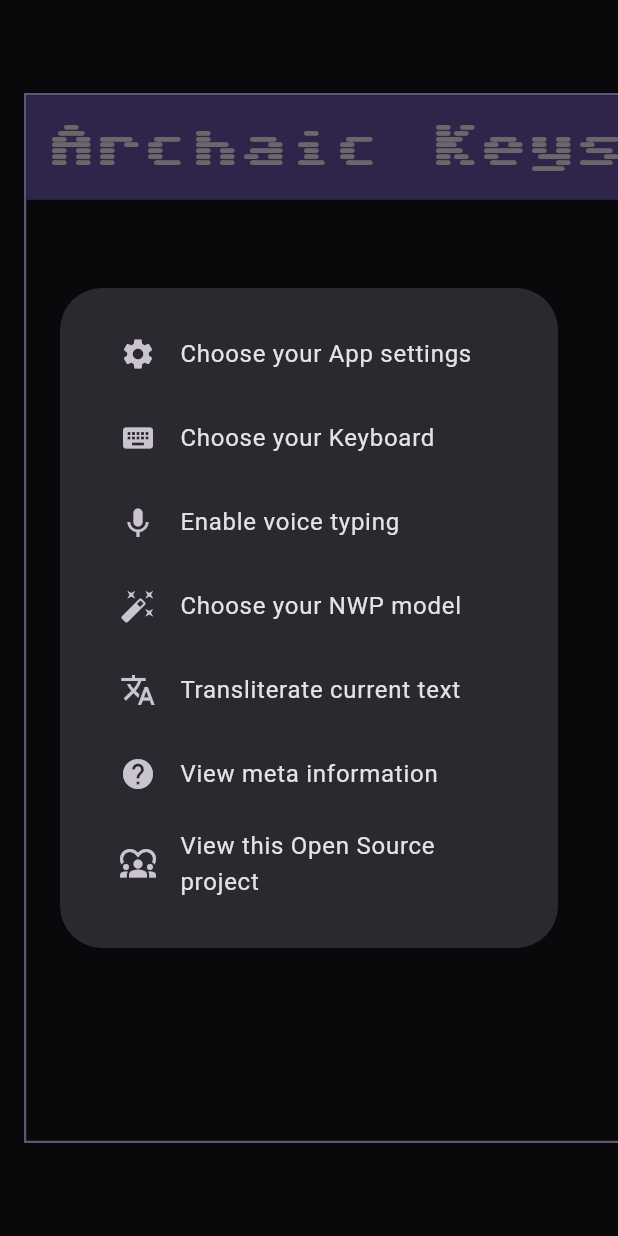
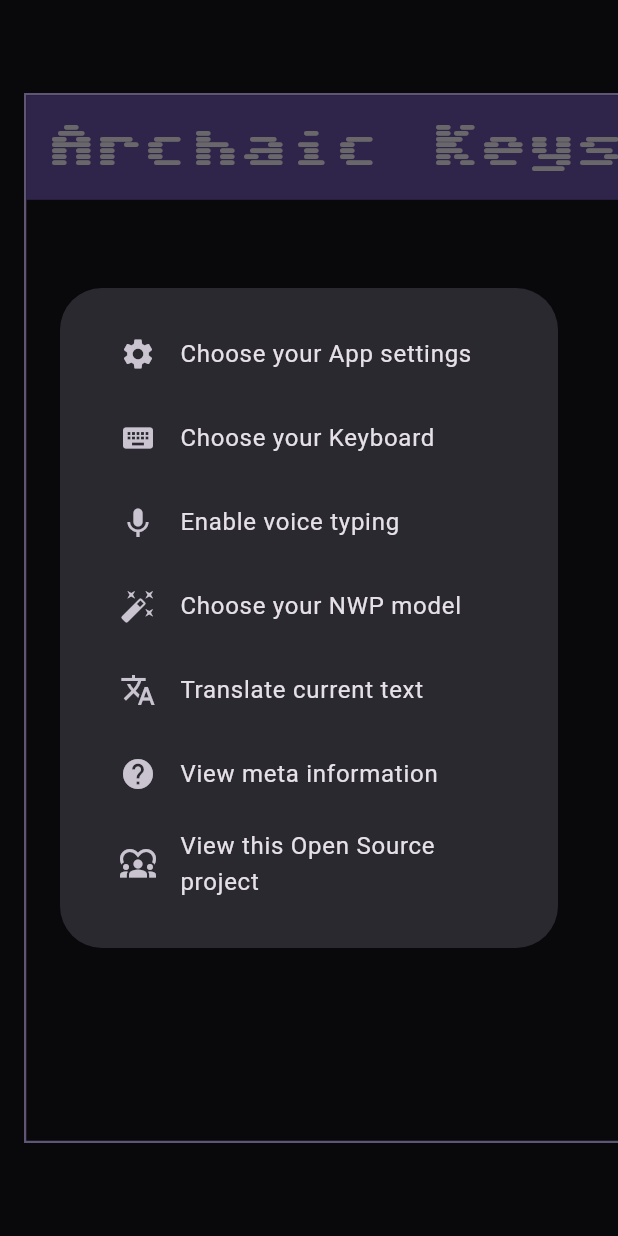
Before and after one commit to indraneel12/archaic-keys, a Flutter app: the screen it shows after launch, after a tap on "Archaic Keys", on a phone screen of 412 x 824 dp. Run offline on Flutter 3.47's test engine with Material 3 defaults, Android fonts, the phone set to English and light mode, and no system bars.

Commit message:
added option to translate text

```diff
--- a/app/lib/src/control_menu/control_menu.dart
+++ b/app/lib/src/control_menu/control_menu.dart
@@ -9,7 +9,7 @@ import 'menu.dart';
 import 'keyboard_menu.dart';
 import 'voice_typing_feature.dart';
 import 'nwp_model_menu.dart';
-import 'transliterate_feature.dart';
+import 'translation_menu.dart';
 import 'settings_menu.dart';
 import 'about_app_menu.dart';
 import 'view_project_feature.dart';
@@ -18,7 +18,7 @@ export 'menu.dart';
 export 'keyboard_menu.dart';
 export 'voice_typing_feature.dart';
 export 'nwp_model_menu.dart';
-export 'transliterate_feature.dart';
+export 'translation_menu.dart';
 export 'settings_menu.dart';
 export 'about_app_menu.dart';
 export 'view_project_feature.dart';
@@ -36,7 +36,7 @@ class ControlMenu extends Menu {
         KeyboardMenu(context),
         VoiceTypingFeature(context),
         NwpModelMenu(context),
-        TransliterateFeature(context),
+        TranslationMenu(context),
         AboutAppMenu(context),
         ViewProjectFeature(context),
       ];
--- a/app/lib/src/control_menu/transliterate_feature.dart
+++ /dev/null
@@ -1,23 +0,0 @@
-// Copyright (c) 2024, Indraneel Rajeevan
-// Copyright (c) 2024, Deepen Shrestha
-//
-// SPDX-License-Identifier: BSD-3-Clause
-
-import 'package:flutter/material.dart';
-
-import 'package:app/src/utilities/app_feature.dart';
-
-class TransliterateFeature extends AppFeature {
-  const TransliterateFeature(BuildContext context)
-      : super(
-          context: context,
-          description: 'Transliterate current text',
-          thumbnail: const Icon(Icons.translate),
-        );
-
-  @override
-  void Function() get action {
-    // TODO: implement action (TransliterateFeature)
-    return () => {};
-  }
-}
```
Also changed, not shown: app/lib/src/control_menu/translation_menu.dart (added, +60 -0 lines).
